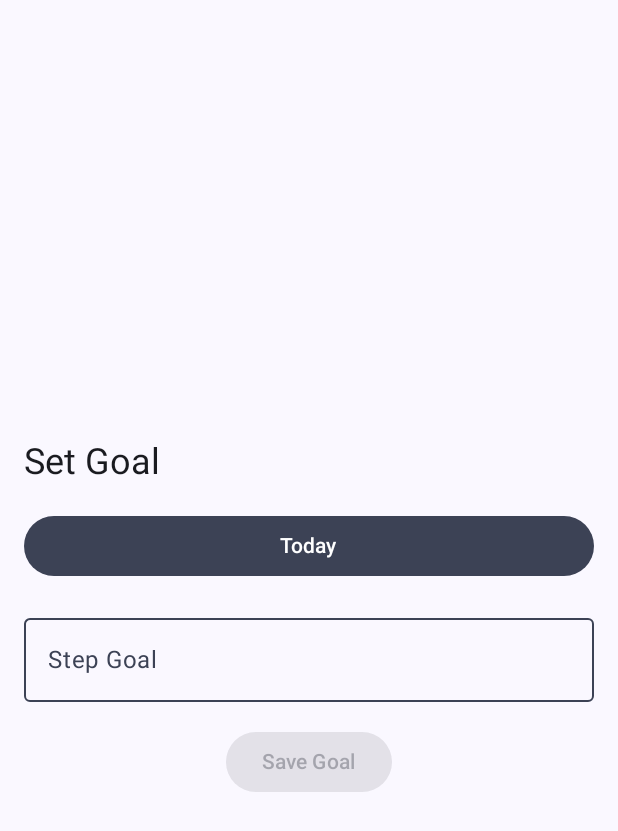
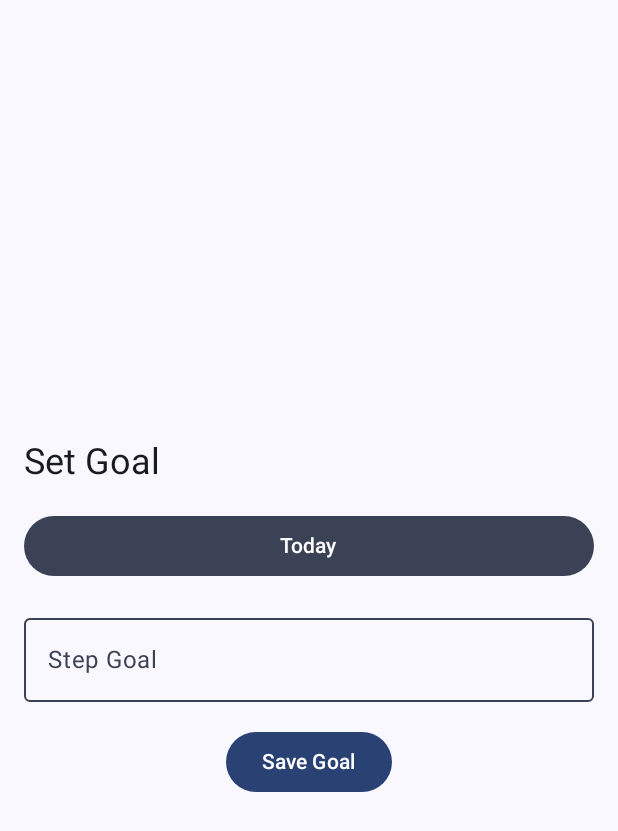
Before and after one commit to pia0sbltg/CCL3Stepcounter, an Android app built with Jetpack Compose: the EditGoalScreen screen opened through its navigation route, on a phone screen of 412 x 824 dp. Shown: the top 831 px of the screen. Run offline under Robolectric (Android 15) with nearby library versions, the phone set to English and light mode, and no system bars; our stand-ins replace Room's generated code, livedata-compose; libraries missing offline, so code that uses them is left out: coil.decode; 2 statements that could not run were skipped.

Commit message:
Only one goal per day

```diff
--- a/app/src/main/java/dev/cc231046/ccl3stepcounter/data/GoalDao.kt
+++ b/app/src/main/java/dev/cc231046/ccl3stepcounter/data/GoalDao.kt
@@ -5,6 +5,7 @@ import androidx.room.Delete
 import androidx.room.Insert
 import androidx.room.OnConflictStrategy
 import androidx.room.Query
+import dev.cc231046.ccl3stepcounter.data.GoalEntity
 
 @Dao
 interface GoalsDao {
@@ -22,4 +23,8 @@ interface GoalsDao {
 
     @Query("DELETE FROM goals")
     suspend fun deleteEveryGoal()
+
+    @Query("SELECT * FROM goals WHERE dayOfWeek = :dayOfWeek LIMIT 1")
+    suspend fun getGoalForDay(dayOfWeek: Int): GoalEntity?
+
 }
--- a/app/src/main/java/dev/cc231046/ccl3stepcounter/data/StepsDao.kt
+++ b/app/src/main/java/dev/cc231046/ccl3stepcounter/data/StepsDao.kt
@@ -5,6 +5,7 @@ import androidx.room.Insert
 import androidx.room.OnConflictStrategy
 import androidx.room.Query
 import androidx.room.Transaction
+import dev.cc231046.ccl3stepcounter.data.StepEntity
 
 @Dao
 interface StepsDao {
--- a/app/src/main/java/dev/cc231046/ccl3stepcounter/ui/EditGoalScreen.kt
+++ b/app/src/main/java/dev/cc231046/ccl3stepcounter/ui/EditGoalScreen.kt
@@ -7,26 +7,19 @@ import androidx.compose.foundation.layout.fillMaxSize
 import androidx.compose.foundation.layout.fillMaxWidth
 import androidx.compose.foundation.layout.height
 import androidx.compose.foundation.layout.padding
-import androidx.compose.foundation.layout.width
-import androidx.compose.material.icons.Icons
-import androidx.compose.material.icons.filled.MoreVert
 import androidx.compose.material3.Button
 import androidx.compose.material3.ButtonDefaults
 import androidx.compose.material3.DropdownMenu
 import androidx.compose.material3.DropdownMenuItem
-import androidx.compose.material3.Icon
-import androidx.compose.material3.IconButton
 import androidx.compose.material3.MaterialTheme
-import androidx.compose.material3.MenuDefaults
 import androidx.compose.material3.OutlinedTextField
 import androidx.compose.material3.OutlinedTextFieldDefaults
+import androidx.compose.material3.Snackbar
 import androidx.compose.material3.Text
 import androidx.compose.runtime.Composable
-import androidx.compose.runtime.getValue
 import androidx.compose.runtime.mutableIntStateOf
 import androidx.compose.runtime.mutableStateOf
 import androidx.compose.runtime.remember
-import androidx.compose.runtime.setValue
 import androidx.compose.ui.Alignment
 import androidx.compose.ui.Modifier
 import androidx.compose.ui.unit.dp
@@ -34,11 +27,12 @@ import dev.cc231046.ccl3stepcounter.data.GoalEntity
 
 @Composable
 fun EditGoalScreen(viewModel: GoalsViewModel, onGoalSaved: () -> Unit) {
-    var dayOfWeek by remember { mutableIntStateOf(DateUtils.getCurrentDayOfWeek()) }
-    var stepGoal by remember { mutableStateOf("") }
-    var isDropdownExpanded by remember { mutableStateOf(false) }
+    val dayOfWeek = remember { mutableIntStateOf(DateUtils.getCurrentDayOfWeek()) }
+    val stepGoal = remember { mutableStateOf("") }
+    val isDropdownExpanded = remember { mutableStateOf(false) }
+    val snackbarMessage = remember { mutableStateOf("") }
 
-    val dayOptions = remember { DateUtils.getDropdownDayOptions() }
+    val dayOptions = DateUtils.getDropdownDayOptions()
 
     Column(
         modifier = Modifier
@@ -47,41 +41,41 @@ fun EditGoalScreen(viewModel: GoalsViewModel, onGoalSaved: () -> Unit) {
         verticalArrangement = Arrangement.Center
     ) {
         Text(
-            "Set Goal",
+            text = "Set Goal",
             style = MaterialTheme.typography.headlineSmall,
             color = MaterialTheme.colorScheme.onBackground
         )
         Spacer(modifier = Modifier.height(16.dp))
 
         Button(
-            onClick = { isDropdownExpanded = true },
+            onClick = { isDropdownExpanded.value = true },
             modifier = Modifier.fillMaxWidth(),
             colors = ButtonDefaults.buttonColors(
                 containerColor = MaterialTheme.colorScheme.secondary,
                 contentColor = MaterialTheme.colorScheme.onSecondary
             )
         ) {
-            Text(DateUtils.getRelativeDayName(dayOfWeek))
+            Text(DateUtils.getRelativeDayName(dayOfWeek.intValue))
         }
 
         DropdownMenu(
-            expanded = isDropdownExpanded,
-            onDismissRequest = { isDropdownExpanded = false }
+            expanded = isDropdownExpanded.value,
+            onDismissRequest = { isDropdownExpanded.value = false }
         ) {
             dayOptions.forEach { (day, label) ->
                 DropdownMenuItem(
                     text = {
                         Text(
                             text = label,
-                            color = if (day == dayOfWeek)
+                            color = if (day == dayOfWeek.intValue)
                                 MaterialTheme.colorScheme.primary
                             else
                                 MaterialTheme.colorScheme.onBackground
                         )
                     },
                     onClick = {
-                        dayOfWeek = day
-                        isDropdownExpanded = false
+                        dayOfWeek.intValue = day
+                        isDropdownExpanded.value = false
                     }
                 )
             }
@@ -90,8 +84,12 @@ fun EditGoalScreen(viewModel: GoalsViewModel, onGoalSaved: () -> Unit) {
         Spacer(modifier = Modifier.height(16.dp))
 
         OutlinedTextField(
-            value = stepGoal,
-            onValueChange = { if (it.isEmpty() || it.all { char -> char.isDigit() }) stepGoal = it },
+            value = stepGoal.value,
+            onValueChange = {
+                if (it.isEmpty() || it.all { char -> char.isDigit() }) {
+                    stepGoal.value = it
+                }
+            },
             label = { Text("Step Goal") },
             modifier = Modifier.fillMaxWidth(),
             colors = OutlinedTextFieldDefaults.colors(
@@ -106,24 +104,44 @@ fun EditGoalScreen(viewModel: GoalsViewModel, onGoalSaved: () -> Unit) {
 
         Button(
             onClick = {
-                if (stepGoal.isNotEmpty()) {
+                if (stepGoal.value.isNotEmpty()) {
+                    val goal = GoalEntity(
+                        dayOfWeek = dayOfWeek.intValue,
+                        stepGoal = stepGoal.value.toInt()
+                    )
                     viewModel.addOrUpdateGoal(
-                        GoalEntity(
-                            dayOfWeek = dayOfWeek,
-                            stepGoal = stepGoal.toInt()
-                        )
+                        goal,
+                        onConflict = { message -> snackbarMessage.value = message },
+                        onSuccess = {
+                            snackbarMessage.value = "Goal saved successfully!"
+                            onGoalSaved()
+                        }
                     )
-                    onGoalSaved()
+                } else {
+                    snackbarMessage.value = "Please enter a step goal."
                 }
             },
             modifier = Modifier.align(Alignment.CenterHorizontally),
             colors = ButtonDefaults.buttonColors(
                 containerColor = MaterialTheme.colorScheme.primary,
                 contentColor = MaterialTheme.colorScheme.onPrimary
-            ),
-            enabled = stepGoal.isNotEmpty()
+            )
         ) {
             Text("Save Goal")
         }
+
+        if (snackbarMessage.value.isNotEmpty()) {
+            Spacer(modifier = Modifier.height(16.dp))
+            Snackbar(
+                modifier = Modifier.padding(8.dp),
+                action = {
+                    Button(onClick = { snackbarMessage.value = "" }) {
+                        Text("Dismiss")
+                    }
+                }
+            ) {
+                Text(snackbarMessage.value)
+            }
+        }
     }
 }
```
Also changed, not shown: app/src/main/java/dev/cc231046/ccl3stepcounter/ui/GoalsViewModel.kt (+14 -5 lines).
